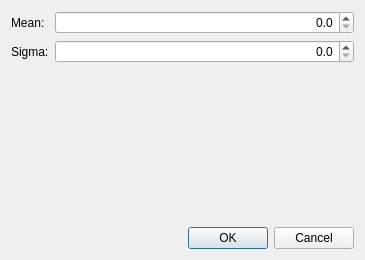
Old version of the form signalvaluedialog.ui in the repository MichaelColonel/BeamComposition-Linux.
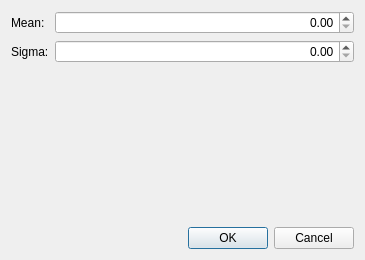
New version of the form.

```diff
--- a/signalvaluedialog.ui
+++ b/signalvaluedialog.ui
@@ -60,9 +60,6 @@
      <property name="alignment">
       <set>Qt::AlignRight|Qt::AlignTrailing|Qt::AlignVCenter</set>
      </property>
-     <property name="decimals">
-      <number>1</number>
-     </property>
      <property name="maximum">
       <double>4095.000000000000000</double>
      </property>
@@ -89,9 +86,6 @@
      <property name="alignment">
       <set>Qt::AlignRight|Qt::AlignTrailing|Qt::AlignVCenter</set>
      </property>
-     <property name="decimals">
-      <number>1</number>
-     </property>
      <property name="maximum">
       <double>4095.000000000000000</double>
      </property>
```
